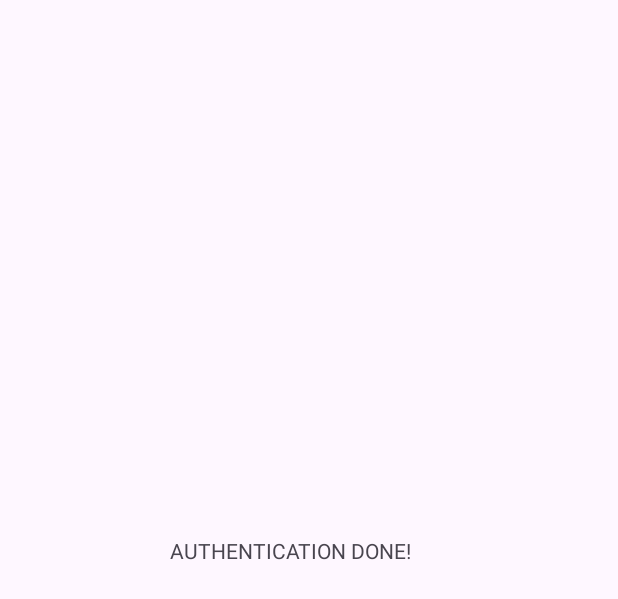
After one commit to paulPortos/Send-notes, an Android app: the layout activity_home.xml on its own in the app's theme, with its tools: preview values and no code run, on a phone screen of 412 x 824 dp. The commit adds this screen. Shown: the top 599 px of the screen. Run offline under Robolectric (Android 15) with nearby library versions, the phone set to English and light mode, and no system bars.

Commit message:
Authentication Login

```diff
--- a/app/src/main/AndroidManifest.xml
+++ b/app/src/main/AndroidManifest.xml
@@ -6,7 +6,6 @@
     <uses-permission android:name="android.permission.ACCESS_NETWORK_STATE" />
 
     <application
-        android:usesCleartextTraffic="true"
         android:allowBackup="true"
         android:dataExtractionRules="@xml/data_extraction_rules"
         android:fullBackupContent="@xml/backup_rules"
@@ -15,7 +14,11 @@
         android:roundIcon="@mipmap/ic_launcher_round"
         android:supportsRtl="true"
         android:theme="@style/Theme.NotaMoNotaKo"
+        android:usesCleartextTraffic="true"
         tools:targetApi="31">
+        <activity
+            android:name=".views.Home"
+            android:exported="false" />
         <activity
             android:name=".views.ActivityHandler"
             android:exported="false" />
--- a/app/src/main/java/com/group1/notamonotako/api/ApiService.kt
+++ b/app/src/main/java/com/group1/notamonotako/api/ApiService.kt
@@ -1,5 +1,7 @@
 package com.group1.notamonotako.api
 
+import com.group1.notamonotako.api.requests_responses.LoginRequest
+import com.group1.notamonotako.api.requests_responses.LoginResponse
 import com.group1.notamonotako.api.requests_responses.RegistrationRequest
 import com.group1.notamonotako.api.requests_responses.RegistrationResponse
 import retrofit2.Call
@@ -11,7 +13,7 @@ interface ApiService {
 
     //Unfinished
     @POST("login")
-    fun signInUser(@Body request: RegistrationRequest): Call<RegistrationResponse>
+    fun signInUser(@Body request: LoginRequest): Call<LoginResponse>
 
     @POST("register")
     fun signUpUser(@Body request: RegistrationRequest): Call<RegistrationResponse>
--- /dev/null
+++ b/app/src/main/res/layout/activity_home.xml
@@ -0,0 +1,25 @@
+<?xml version="1.0" encoding="utf-8"?>
+<androidx.constraintlayout.widget.ConstraintLayout xmlns:android="http://schemas.android.com/apk/res/android"
+    xmlns:app="http://schemas.android.com/apk/res-auto"
+    xmlns:tools="http://schemas.android.com/tools"
+    android:id="@+id/main"
+    android:layout_width="match_parent"
+    android:layout_height="match_parent"
+    tools:context=".views.Home">
+
+    <TextView
+        android:id="@+id/textView2"
+        android:layout_width="wrap_content"
+        android:layout_height="wrap_content"
+        android:layout_marginStart="8dp"
+        android:layout_marginTop="350dp"
+        android:layout_marginEnd="76dp"
+        android:layout_marginBottom="16dp"
+        android:text="@string/authentication_done"
+        app:layout_constraintBottom_toBottomOf="parent"
+        app:layout_constraintEnd_toEndOf="parent"
+        app:layout_constraintHorizontal_bias="0.63"
+        app:layout_constraintStart_toStartOf="parent"
+        app:layout_constraintTop_toTopOf="parent"
+        app:layout_constraintVertical_bias="0.017" />
+</androidx.constraintlayout.widget.ConstraintLayout>
--- a/app/src/main/res/values/strings.xml
+++ b/app/src/main/res/values/strings.xml
@@ -12,6 +12,7 @@
     <string name="signin">SIGN IN</string>
     <string name="signup">SIGN UP</string>
     <string name="forgotpassword">Forgot Password?</string>
+    <string name="authentication_done">AUTHENTICATION DONE!</string>
 
 
 </resources>
```
Also changed, not shown: app/src/main/java/com/group1/notamonotako/views/Home.kt (added, +21 -0 lines), app/src/main/java/com/group1/notamonotako/views/SignInActivity.kt (+47 -9 lines).
